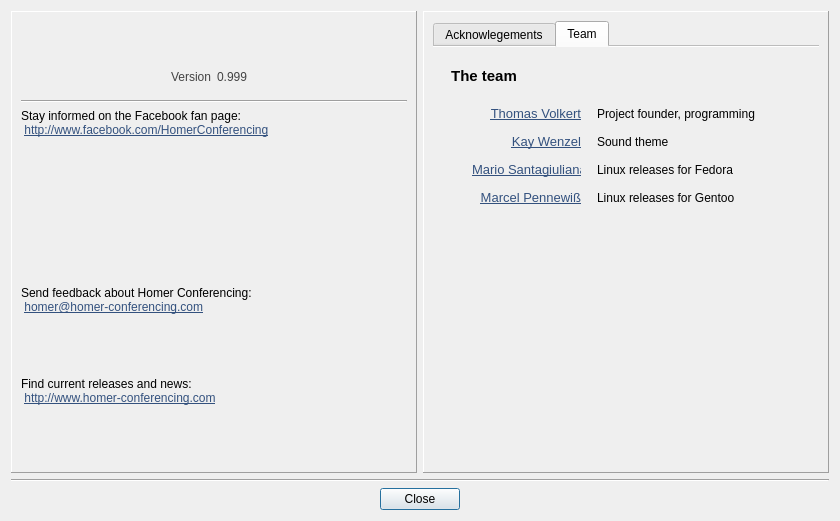
Above: Homer/forms/Dialogs/VersionDialog.ui from Homer-Conferencing/Homer-Conferencing before the change. Below: the same form after it.
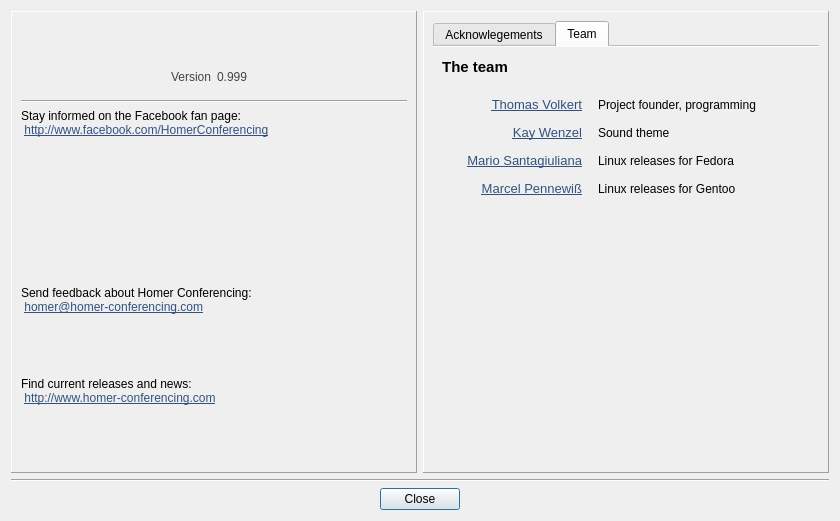
That is the form after the change. The open tabs and pages were chosen to show the change. Icons and pictures are not drawn.

```diff
--- a/Homer/forms/Dialogs/VersionDialog.ui
+++ b/Homer/forms/Dialogs/VersionDialog.ui
@@ -1743,6 +1743,9 @@
                <enum>QFrame::Raised</enum>
               </property>
               <layout class="QGridLayout" name="gridLayout_3">
+               <property name="margin">
+                <number>0</number>
+               </property>
                <item row="0" column="0">
                 <layout class="QVBoxLayout" name="verticalLayout_9">
                  <item>
@@ -1830,13 +1833,13 @@
                     <widget class="QLabel" name="label_2">
                      <property name="minimumSize">
                       <size>
-                       <width>110</width>
+                       <width>120</width>
                        <height>22</height>
                       </size>
                      </property>
                      <property name="maximumSize">
                       <size>
-                       <width>110</width>
+                       <width>120</width>
                        <height>16777215</height>
                       </size>
                      </property>
@@ -1921,13 +1924,13 @@
                     <widget class="QLabel" name="label_14">
                      <property name="minimumSize">
                       <size>
-                       <width>110</width>
+                       <width>120</width>
                        <height>22</height>
                       </size>
                      </property>
                      <property name="maximumSize">
                       <size>
-                       <width>110</width>
+                       <width>120</width>
                        <height>16777215</height>
                       </size>
                      </property>
@@ -2012,13 +2015,13 @@
                     <widget class="QLabel" name="label_16">
                      <property name="minimumSize">
                       <size>
-                       <width>110</width>
+                       <width>120</width>
                        <height>22</height>
                       </size>
                      </property>
                      <property name="maximumSize">
                       <size>
-                       <width>110</width>
+                       <width>120</width>
                        <height>16777215</height>
                       </size>
                      </property>
@@ -2103,13 +2106,13 @@
                     <widget class="QLabel" name="label_18">
                      <property name="minimumSize">
                       <size>
-                       <width>110</width>
+                       <width>120</width>
                        <height>22</height>
                       </size>
                      </property>
                      <property name="maximumSize">
                       <size>
-                       <width>110</width>
+                       <width>120</width>
                        <height>16777215</height>
                       </size>
                      </property>
```
